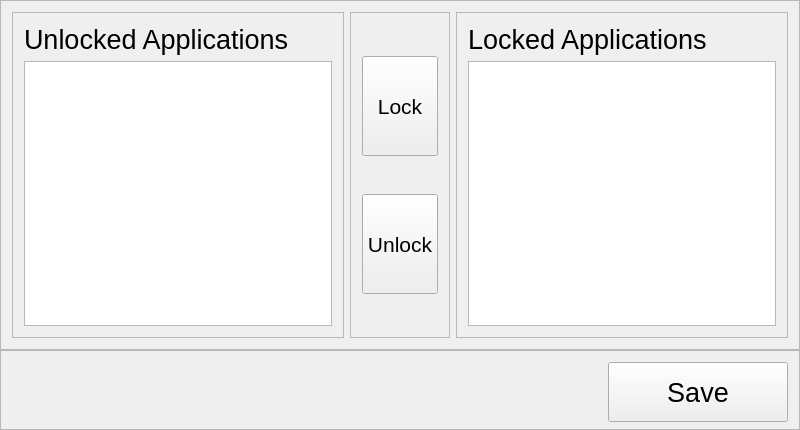
The window that mainwindow.ui (SierraSoftworks/applock) describes before a commit, drawn with Qt 5.
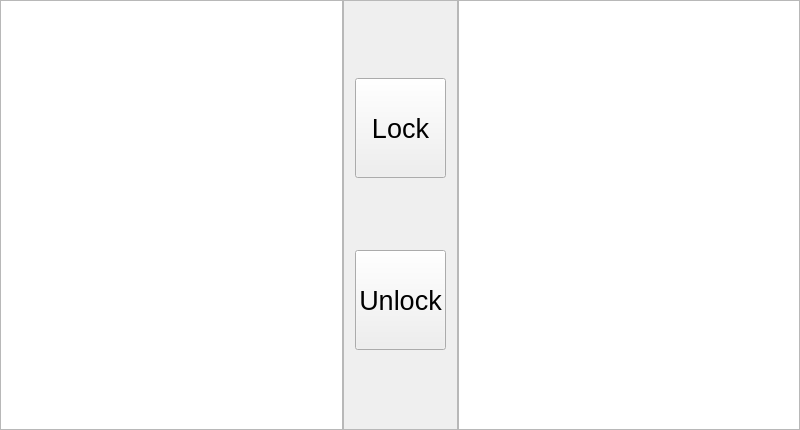
The same window after the commit.

The edit to the form file:
```diff
--- a/mainwindow.ui
+++ b/mainwindow.ui
@@ -68,216 +68,44 @@
      <number>0</number>
     </property>
     <item row="0" column="0">
-     <widget class="QFrame" name="panelTop">
+     <widget class="QListView" name="listAllApps"/>
+    </item>
+    <item row="0" column="2">
+     <widget class="QListView" name="listLocked"/>
+    </item>
+    <item row="0" column="1">
+     <widget class="QFrame" name="frame">
       <property name="frameShape">
        <enum>QFrame::StyledPanel</enum>
       </property>
       <property name="frameShadow">
        <enum>QFrame::Raised</enum>
       </property>
-      <layout class="QHBoxLayout" name="horizontalLayout">
+      <layout class="QVBoxLayout" name="verticalLayout">
        <item>
-        <widget class="QFrame" name="panelUnlocked">
-         <property name="frameShape">
-          <enum>QFrame::StyledPanel</enum>
-         </property>
-         <property name="frameShadow">
-          <enum>QFrame::Raised</enum>
-         </property>
-         <layout class="QVBoxLayout" name="verticalLayout">
-          <item>
-           <widget class="QLabel" name="lblUnlocked">
-            <property name="font">
-             <font>
-              <pointsize>20</pointsize>
-             </font>
-            </property>
-            <property name="text">
-             <string>Unlocked Applications</string>
-            </property>
-           </widget>
-          </item>
-          <item>
-           <widget class="QListView" name="listUnlocked">
-            <property name="font">
-             <font>
-              <pointsize>16</pointsize>
-             </font>
-            </property>
-            <property name="verticalScrollBarPolicy">
-             <enum>Qt::ScrollBarAlwaysOff</enum>
-            </property>
-            <property name="horizontalScrollBarPolicy">
-             <enum>Qt::ScrollBarAlwaysOff</enum>
-            </property>
-            <property name="editTriggers">
-             <set>QAbstractItemView::DoubleClicked</set>
-            </property>
-            <property name="verticalScrollMode">
-             <enum>QAbstractItemView::ScrollPerPixel</enum>
-            </property>
-            <property name="horizontalScrollMode">
-             <enum>QAbstractItemView::ScrollPerPixel</enum>
-            </property>
-            <property name="movement">
-             <enum>QListView::Static</enum>
-            </property>
-            <property name="layoutMode">
-             <enum>QListView::Batched</enum>
-            </property>
-            <property name="batchSize">
-             <number>10</number>
-            </property>
-           </widget>
-          </item>
-         </layout>
-        </widget>
-       </item>
-       <item>
-        <widget class="QFrame" name="panelMoveButtons">
-         <property name="maximumSize">
+        <widget class="QPushButton" name="btnLock">
+         <property name="minimumSize">
           <size>
-           <width>100</width>
-           <height>16777215</height>
+           <width>0</width>
+           <height>100</height>
           </size>
          </property>
-         <property name="frameShape">
-          <enum>QFrame::StyledPanel</enum>
+         <property name="font">
+          <font>
+           <pointsize>20</pointsize>
+          </font>
          </property>
-         <property name="frameShadow">
-          <enum>QFrame::Raised</enum>
+         <property name="text">
+          <string>Lock</string>
          </property>
-         <layout class="QVBoxLayout" name="verticalLayout_2">
-          <item>
-           <widget class="QPushButton" name="btnLock">
-            <property name="minimumSize">
-             <size>
-              <width>0</width>
-              <height>100</height>
-             </size>
-            </property>
-            <property name="font">
-             <font>
-              <pointsize>16</pointsize>
-             </font>
-            </property>
-            <property name="text">
-             <string>Lock</string>
-            </property>
-           </widget>
-          </item>
-          <item>
-           <widget class="QPushButton" name="btnUnlock">
-            <property name="minimumSize">
-             <size>
-              <width>0</width>
-              <height>100</height>
-             </size>
-            </property>
-            <property name="font">
-             <font>
-              <pointsize>16</pointsize>
-             </font>
-            </property>
-            <property name="text">
-             <string>Unlock</string>
-            </property>
-           </widget>
-          </item>
-         </layout>
         </widget>
        </item>
        <item>
-        <widget class="QFrame" name="panelLocked">
-         <property name="frameShape">
-          <enum>QFrame::StyledPanel</enum>
-         </property>
-         <property name="frameShadow">
-          <enum>QFrame::Raised</enum>
-         </property>
-         <layout class="QVBoxLayout" name="verticalLayout_3">
-          <item>
-           <widget class="QLabel" name="lblLocked">
-            <property name="font">
-             <font>
-              <pointsize>20</pointsize>
-             </font>
-            </property>
-            <property name="text">
-             <string>Locked Applications</string>
-            </property>
-           </widget>
-          </item>
-          <item>
-           <widget class="QListView" name="listLocked">
-            <property name="font">
-             <font>
-              <pointsize>16</pointsize>
-             </font>
-            </property>
-            <property name="verticalScrollMode">
-             <enum>QAbstractItemView::ScrollPerPixel</enum>
-            </property>
-            <property name="horizontalScrollMode">
-             <enum>QAbstractItemView::ScrollPerPixel</enum>
-            </property>
-            <property name="movement">
-             <enum>QListView::Static</enum>
-            </property>
-            <property name="layoutMode">
-             <enum>QListView::Batched</enum>
-            </property>
-            <property name="batchSize">
-             <number>10</number>
-            </property>
-           </widget>
-          </item>
-         </layout>
-        </widget>
-       </item>
-      </layout>
-     </widget>
-    </item>
-    <item row="1" column="0">
-     <widget class="QFrame" name="panelBottom">
-      <property name="minimumSize">
-       <size>
-        <width>0</width>
-        <height>80</height>
-       </size>
-      </property>
-      <property name="maximumSize">
-       <size>
-        <width>16777215</width>
-        <height>80</height>
-       </size>
-      </property>
-      <property name="frameShape">
-       <enum>QFrame::StyledPanel</enum>
-      </property>
-      <property name="frameShadow">
-       <enum>QFrame::Raised</enum>
-      </property>
-      <layout class="QHBoxLayout" name="horizontalLayout_2">
-       <item>
-        <spacer name="horizontalSpacer">
-         <property name="orientation">
-          <enum>Qt::Horizontal</enum>
-         </property>
-         <property name="sizeHint" stdset="0">
-          <size>
-           <width>688</width>
-           <height>20</height>
-          </size>
-         </property>
-        </spacer>
-       </item>
-       <item>
-        <widget class="QPushButton" name="btnSave">
+        <widget class="QPushButton" name="btnUnlock">
          <property name="minimumSize">
           <size>
-           <width>180</width>
-           <height>60</height>
+           <width>0</width>
+           <height>100</height>
           </size>
          </property>
          <property name="font">
@@ -286,7 +114,7 @@
           </font>
          </property>
          <property name="text">
-          <string>Save</string>
+          <string>Unlock</string>
          </property>
         </widget>
        </item>
```
